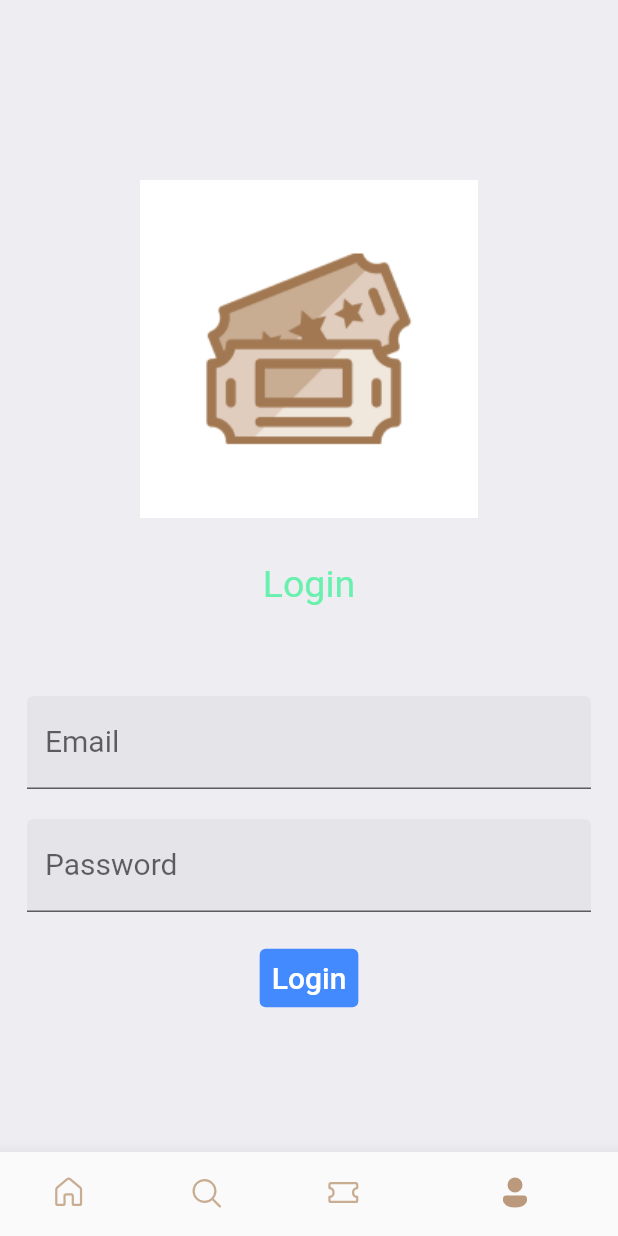
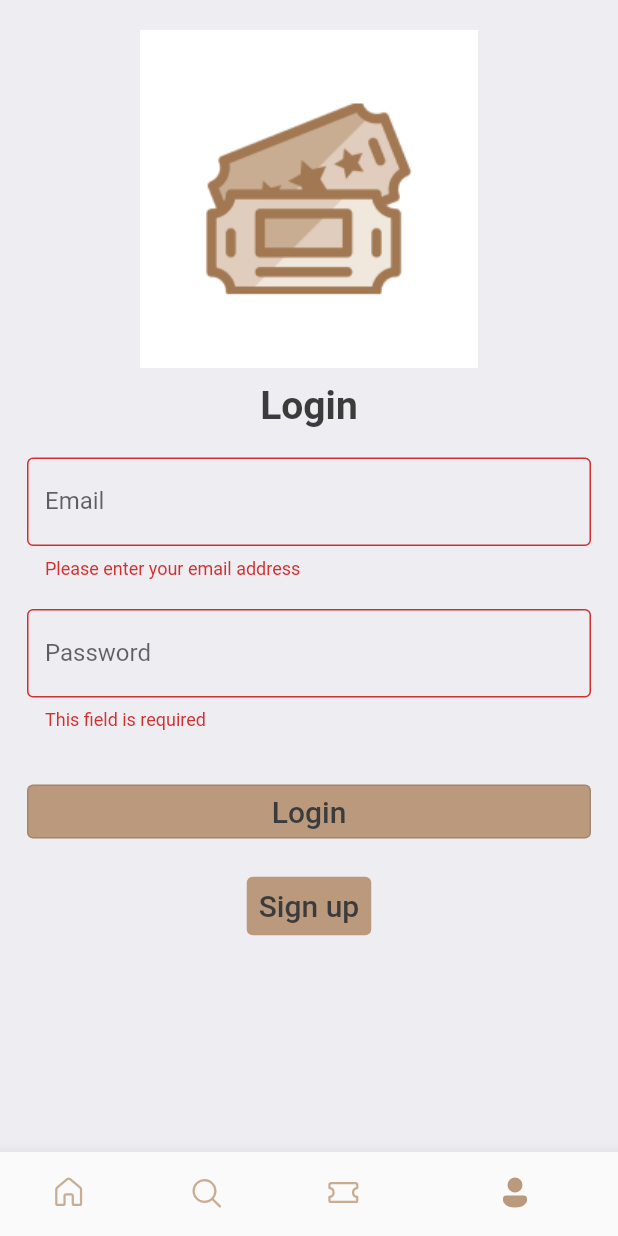
Before and after one commit to DevRuiz18/Dispositvos-Moveis, a Flutter app: the screen it shows after launch, item 4 of the bottom bar chosen, after a tap on "Login", on a phone screen of 412 x 824 dp. Run offline on Flutter 3.47's test engine with Material 2 defaults, Android fonts, the phone set to English and light mode, and no system bars; our stand-ins replace fluentui_icons, gap, get; missing offline and left inert: dart:ffi.

Commit message:
login +- feito

```diff
--- a/lib/pages/bottom_bar.dart
+++ b/lib/pages/bottom_bar.dart
@@ -1,5 +1,6 @@
 import 'package:book_tickets/pages/home_page.dart';
 import 'package:book_tickets/pages/login_screen.dart';
+import 'package:book_tickets/pages/sign_up.dart';
 import 'package:book_tickets/pages/search_page.dart';
 import 'package:book_tickets/pages/tickets_page.dart';
 import 'package:fluentui_icons/fluentui_icons.dart';
@@ -20,7 +21,7 @@ class _BottomBarState extends State<BottomBar> {
     const HomePage(),
     const SearchPage(),
     const TicketsPage(),
-    const LoginScreen()
+    const LoginScreen(),
   ];
 
   void _onItemTapped(int index) {
--- a/lib/pages/login_screen.dart
+++ b/lib/pages/login_screen.dart
@@ -1,4 +1,7 @@
+import 'package:book_tickets/pages/bottom_bar.dart';
+import 'package:book_tickets/pages/home_page.dart';
 import 'package:book_tickets/pages/movie_view.dart';
+import 'package:book_tickets/pages/sign_up.dart';
 import 'package:book_tickets/pages/ticktet_view.dart';
 import 'package:book_tickets/utils/app_info_list.dart';
 import 'package:book_tickets/utils/app_layout.dart';
@@ -12,58 +15,133 @@ import 'package:gap/gap.dart';
 
 import '../widgets/double_text_widget.dart';
 
-class LoginScreen extends StatelessWidget {
-  const LoginScreen({super.key});
+class LoginScreen extends StatefulWidget {
+  const LoginScreen({Key? key}) : super(key: key);
+
+  @override
+  _loginstate createState() => _loginstate();
+}
+
+class _loginstate extends State<LoginScreen> {
+  // Define a key to access the form
+  final _formKey = GlobalKey<FormState>();
+
+  String _userEmail ='';
+  String _password = '';
+
+  // This function is triggered when the user press the "Login" button
+  void _trySubmitForm() {
+    final bool? isValid = _formKey.currentState?.validate();
+    if (isValid == true) {
+      debugPrint('Everything looks good!');
+      debugPrint(_userEmail);
+      debugPrint(_password);
+
+      Navigator.push(
+        context,
+        MaterialPageRoute(builder: (context) => const BottomBar()),
+      );
+      /*
+      Continute proccessing the provided information with your own logic
+      such us sending HTTP requests, savaing to SQLite database, etc.
+      */
+    }
+  }
 
   @override
   Widget build(BuildContext context) {
     return Scaffold(
       backgroundColor: Styles.bgColor,
-      body: SafeArea(
+      body: Container(
+        child: Form(
+          key: _formKey,
           child: ListView(
         padding: EdgeInsets.symmetric(horizontal: 18.0),
         children: <Widget>[
-            Column(
-              children: <Widget>[
-                SizedBox(height: 120,),
+          Column(children: <Widget>[
+            SizedBox(
+              height: AppLayout.getHeight(20),
+            ),
             Image.asset('assets/images/logo.png'),
-                SizedBox(height: 30,),
-                Text('Login', style: TextStyle(fontSize: 25, color: Colors.greenAccent),)
-              ]
+            SizedBox(
+              height: AppLayout.getHeight(10),
             ),
-            SizedBox(height: 60.0,),
-            TextField(
-              decoration: InputDecoration(
-                labelText: "Email",
-                labelStyle: TextStyle(fontSize: 20),
-                filled: true,
+            Text(
+              'Login',
+              style: Styles.headLineStyle1,
+            )
+          ]),
+          SizedBox(
+            height: AppLayout.getHeight(20.0),
           ),
+          TextFormField(
+            decoration: const InputDecoration(
+              labelText: 'Email',
+              border: OutlineInputBorder(),),
+            validator: (value) {
+              if (value == null || value.trim().isEmpty) {
+                return 'Please enter your email address';
+              }
+              // Check if the entered email has the right format
+              if (!RegExp(r'\S+@\S+\.\S+').hasMatch(value)) {
+                return 'Please enter a valid email address';
+              }
+              // Return null if the entered email is valid
+              return null;
+            },
+            onChanged: (value) => _userEmail = value,
           ),
-            SizedBox(height: 20.0,),
-            TextField(
+          SizedBox(
+            height: AppLayout.getHeight(20.0),
+          ),
+          TextFormField(
+            decoration: const InputDecoration(
+              labelText: 'Password',
+              border: OutlineInputBorder(),
+            ),
             obscureText: true,
-              decoration: InputDecoration(
-                labelText: "Password",
-                labelStyle: TextStyle(fontSize: 20),
-                filled: true,
+            validator: (value) {
+              if (value == null || value.trim().isEmpty) {
+                return 'This field is required';
+              }
+              if (value.trim().length < 6) {
+                return 'Password must be at least 6 characters in length';
+              }
+              // Return null if the entered password is valid
+              return null;
+            },
+            onChanged: (value) => _password = value,
           ),
+          SizedBox(height: AppLayout.getHeight(30)),
+          Container(
+              child: OutlinedButton(
+            style: ButtonStyle(
+                backgroundColor:
+                    MaterialStateProperty.all<Color>(Styles.buttonColor)),
+            onPressed: _trySubmitForm,
+            child: Text("Login",
+                style: TextStyle(fontSize: 20, color: Styles.textColor)),
+          )),
+          SizedBox(
+            height: AppLayout.getHeight(15.0),
           ),
-            SizedBox(height: 20.0,),
-            Column(
-              children: <Widget>[
+          Column(children: <Widget>[
             TextButton(
-                  style: ButtonStyle(backgroundColor: MaterialStateProperty.all<Color>(Colors.blueAccent)
+              child: Text("Sign up",
+                  style: TextStyle(fontSize: 20, color: Styles.textColor)),
+              style: ButtonStyle(
+                  backgroundColor:
+                      MaterialStateProperty.all<Color>(Styles.buttonColor)),
+              onPressed: () {
+                Navigator.push(
+                  context,
+                  MaterialPageRoute(builder: (context) => const sign_up()),
+                );
+              },
             ),
-                  onPressed:(() => {}),
-                  child: Text("Login", style:
-                     TextStyle(fontSize: 20, color: Colors.white)
-                  ),
-                ),
-              ]
-            ),
+          ]),
         ],
-            )
-        ),
+      ))),
     );
   }
 }
--- a/lib/pages/search_page.dart
+++ b/lib/pages/search_page.dart
@@ -49,7 +49,7 @@ class SearchPage extends StatelessWidget {
                 vertical: AppLayout.getWidth(15),
                 horizontal: AppLayout.getHeight(15)),
             decoration: BoxDecoration(
-                color: const Color.fromRGBO(186, 153, 124, 1),
+                color: Color(0xFFBA997C),
                 borderRadius: BorderRadius.circular(AppLayout.getWidth(10))),
             child: Center(
               child: Text(
--- a/lib/utils/app_info_list.dart
+++ b/lib/utils/app_info_list.dart
@@ -43,3 +43,18 @@ List<Map<String, dynamic>> ticketList = [
     'seat': 'H 12'
   },
 ];
+
+List<Map<String, dynamic>> userlist = [
+  {
+    'email': 'guilherme@gmail.com',
+    'password': 'qwe123',
+  },
+  {
+    'email': 'abramo@gmail.com',
+    'password': 'qwe123',
+  },
+  {
+    'email': 'gustavo@gmail.com',
+    'password': 'qwe123',
+  },
+];
--- a/lib/utils/app_styles.dart
+++ b/lib/utils/app_styles.dart
@@ -5,6 +5,7 @@ Color primary = const Color.fromARGB(161, 120, 82, 1);
 
 class Styles {
   static Color primaryColor = primary;
+  static Color buttonColor = const Color(0xFFBA997C);
   static Color textColor = const Color(0xFF3b3b3b);
   static Color bgColor = const Color(0xFFeeedf2);
   static Color darkBorwnColor = const Color.fromRGBO(161, 120, 82, 1);
```
Also changed, not shown: lib/pages/sign_up.dart (added, +168 -0 lines). Lines whose indentation alone changed are shown as unchanged.
